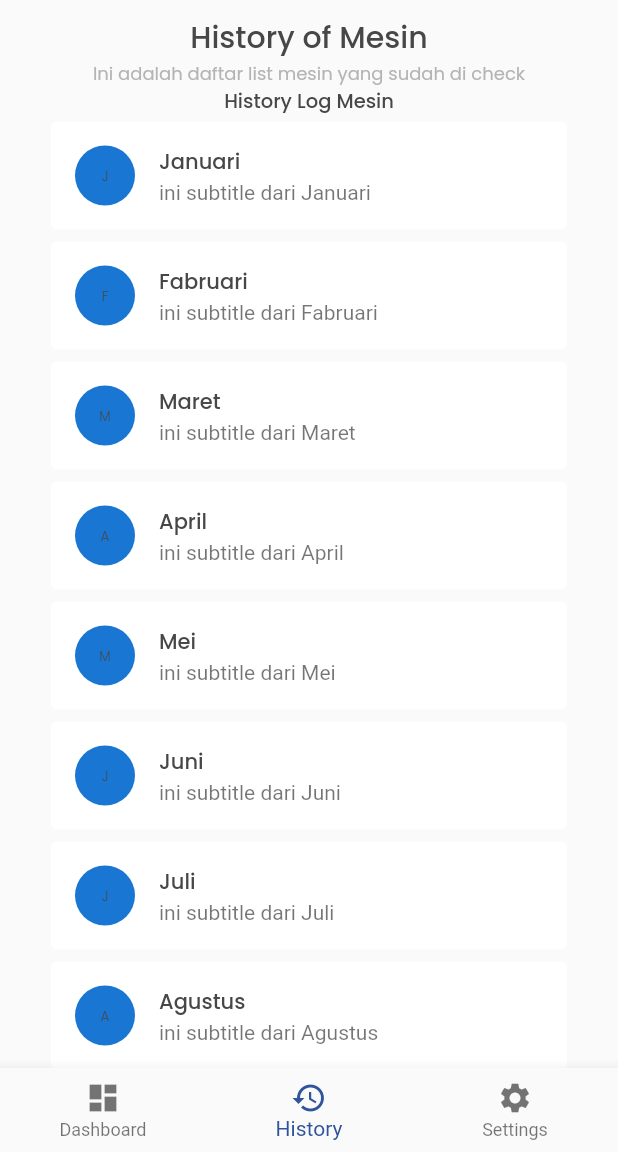
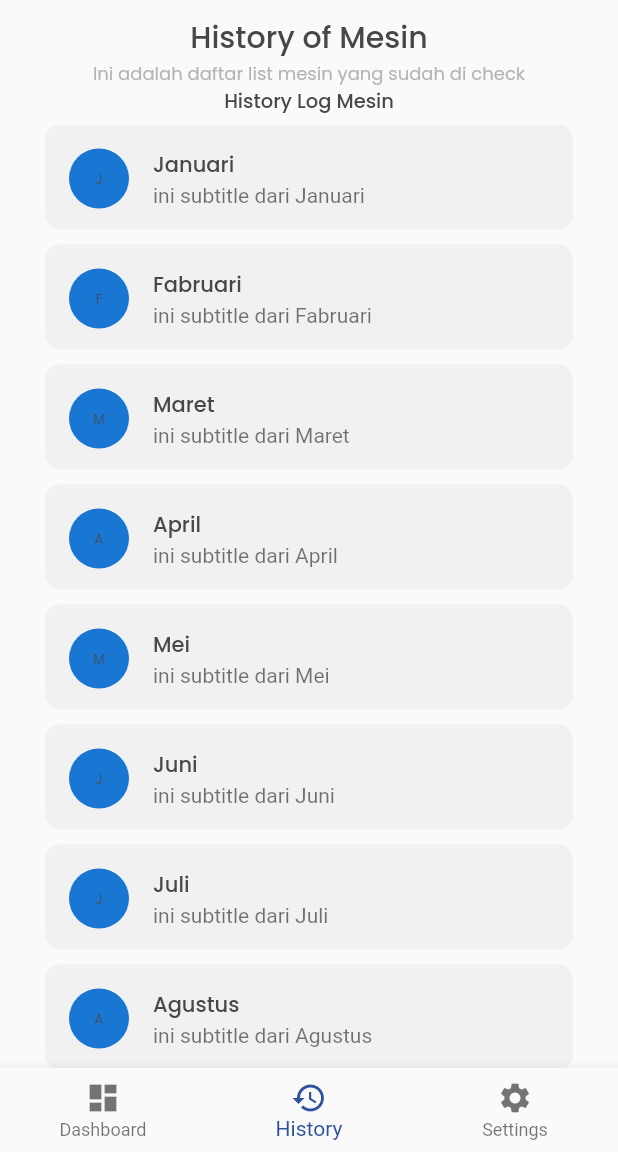
Before and after one commit to AliArRidla/reka-mobile, a Flutter app: the MainPage screen opened by its route, item 2 of the bottom bar chosen, on a phone screen of 412 x 824 dp, the part 84-1236 px from its top. Run offline on Flutter 3.47's test engine with Material 2 defaults, Android fonts, the light colour scheme and no system bars; our stand-ins replace google_fonts.

Commit message:
fix it the bottom

```diff
--- a/lib/pages/history/history_page.dart
+++ b/lib/pages/history/history_page.dart
@@ -47,16 +47,26 @@ class _HistoryPageState extends State<HistoryPage> {
                   ],
                 ),
               ),
-              Text(
-                "History Log Mesin",
-                style: duaTextStyle,
-                textAlign: TextAlign.start,
+              Padding(
+                padding: const EdgeInsets.only(bottom: 6),
+                child: Text(
+                  "History Log Mesin",
+                  style: duaTextStyle,
+                  textAlign: TextAlign.start,
+                ),
               ), // kok ngga bisa ?
               Expanded(
                 child: ListView.builder(
                   itemBuilder: (context, index) {
-                    return Card(
-                      elevation: 0.0,
+                    return Container(
+                      height: 70,
+                      // padding: EdgeInsets.symmetric(horizontal: 16),
+                      margin: EdgeInsets.only(bottom: 10),
+                      decoration: BoxDecoration(
+                        color: fieldColor,
+                        borderRadius: BorderRadius.circular(10),
+                      ),
+                      // elevation: 0.0,
                       child: ListTile(
                         title: Text(
                           bulan[index],
--- a/lib/pages/main_page.dart
+++ b/lib/pages/main_page.dart
@@ -16,7 +16,7 @@ class _MainPageState extends State<MainPage> {
   final List<Map> myProducts =
       List.generate(10, (index) => {"id": index, "name": "Product $index"})
           .toList();
-  int selectedPage = 2;
+  int selectedPage = 0;
   static const TextStyle optionStyle =
       TextStyle(fontSize: 30, fontWeight: FontWeight.bold);
   static const List<Widget> _widgetOptions = <Widget>[
--- a/lib/theme.dart
+++ b/lib/theme.dart
@@ -7,7 +7,7 @@ Color primaryColor = Color(0xff2F539D);
 Color secondaryColor = Color(0xffFF989C);
 Color secondaryTwoColor = Color(0xffFD656B);
 
-Color fieldColor = Color(0xffE4E4E4);
+Color fieldColor = Color(0xfff1f1f1);
 
 Color primaryTextColor = Color(0xff474747);
 Color secondaryTextColor = Color(0xffB4B4B4);
```
Also changed, not shown: lib/pages/home/home_page.dart (+8 -5 lines).
